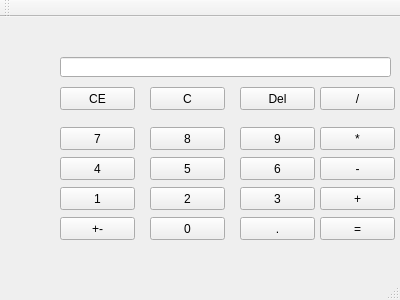
Qt form mainwindow.ui (MichaelBerdnikov/simple_calculator) before a commit.
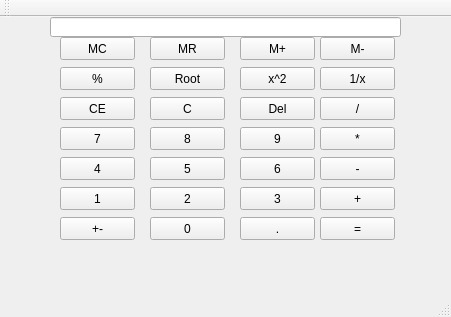
The same form after that commit.

Diff of the .ui file:
```diff
--- a/mainwindow.ui
+++ b/mainwindow.ui
@@ -6,8 +6,8 @@
    <rect>
     <x>0</x>
     <y>0</y>
-    <width>400</width>
-    <height>300</height>
+    <width>451</width>
+    <height>317</height>
    </rect>
   </property>
   <property name="windowTitle">
@@ -193,9 +193,9 @@
    <widget class="QLineEdit" name="lineEdit">
     <property name="geometry">
      <rect>
-      <x>60</x>
-      <y>40</y>
-      <width>331</width>
+      <x>50</x>
+      <y>0</y>
+      <width>351</width>
       <height>20</height>
      </rect>
     </property>
@@ -217,7 +217,7 @@
     <property name="geometry">
      <rect>
       <x>60</x>
-      <y>70</y>
+      <y>80</y>
       <width>75</width>
       <height>23</height>
      </rect>
@@ -230,7 +230,7 @@
     <property name="geometry">
      <rect>
       <x>150</x>
-      <y>70</y>
+      <y>80</y>
       <width>75</width>
       <height>23</height>
      </rect>
@@ -243,7 +243,7 @@
     <property name="geometry">
      <rect>
       <x>240</x>
-      <y>70</y>
+      <y>80</y>
       <width>75</width>
       <height>23</height>
      </rect>
@@ -256,7 +256,7 @@
     <property name="geometry">
      <rect>
       <x>320</x>
-      <y>70</y>
+      <y>80</y>
       <width>75</width>
       <height>23</height>
      </rect>
@@ -317,6 +317,110 @@
      <string>+-</string>
     </property>
    </widget>
+   <widget class="QPushButton" name="pushButtonPercent">
+    <property name="geometry">
+     <rect>
+      <x>60</x>
+      <y>50</y>
+      <width>75</width>
+      <height>23</height>
+     </rect>
+    </property>
+    <property name="text">
+     <string>%</string>
+    </property>
+   </widget>
+   <widget class="QPushButton" name="pushButtonRoot">
+    <property name="geometry">
+     <rect>
+      <x>150</x>
+      <y>50</y>
+      <width>75</width>
+      <height>23</height>
+     </rect>
+    </property>
+    <property name="text">
+     <string>Root</string>
+    </property>
+   </widget>
+   <widget class="QPushButton" name="pushButtonSquare">
+    <property name="geometry">
+     <rect>
+      <x>240</x>
+      <y>50</y>
+      <width>75</width>
+      <height>23</height>
+     </rect>
+    </property>
+    <property name="text">
+     <string>x^2</string>
+    </property>
+   </widget>
+   <widget class="QPushButton" name="pushButtonOneDelOnX">
+    <property name="geometry">
+     <rect>
+      <x>320</x>
+      <y>50</y>
+      <width>75</width>
+      <height>23</height>
+     </rect>
+    </property>
+    <property name="text">
+     <string>1/x</string>
+    </property>
+   </widget>
+   <widget class="QPushButton" name="pushButtonMC">
+    <property name="geometry">
+     <rect>
+      <x>60</x>
+      <y>20</y>
+      <width>75</width>
+      <height>23</height>
+     </rect>
+    </property>
+    <property name="text">
+     <string>MC</string>
+    </property>
+   </widget>
+   <widget class="QPushButton" name="pushButtonMR">
+    <property name="geometry">
+     <rect>
+      <x>150</x>
+      <y>20</y>
+      <width>75</width>
+      <height>23</height>
+     </rect>
+    </property>
+    <property name="text">
+     <string>MR</string>
+    </property>
+   </widget>
+   <widget class="QPushButton" name="pushButtonMPlus">
+    <property name="geometry">
+     <rect>
+      <x>240</x>
+      <y>20</y>
+      <width>75</width>
+      <height>23</height>
+     </rect>
+    </property>
+    <property name="text">
+     <string>M+</string>
+    </property>
+   </widget>
+   <widget class="QPushButton" name="pushButtonMMinus">
+    <property name="geometry">
+     <rect>
+      <x>320</x>
+      <y>20</y>
+      <width>75</width>
+      <height>23</height>
+     </rect>
+    </property>
+    <property name="text">
+     <string>M-</string>
+    </property>
+   </widget>
   </widget>
   <widget class="QMenuBar" name="menuBar">
    <property name="geometry">
```
Left out of the diff: 2 changed lines with no effect on the pictures.
